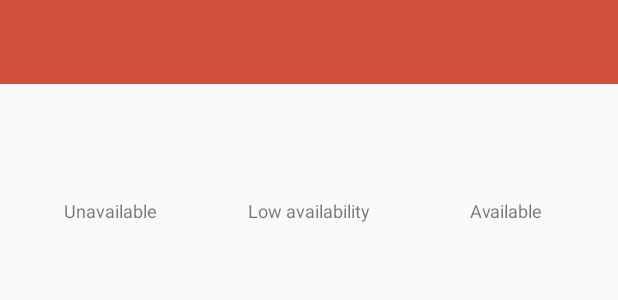
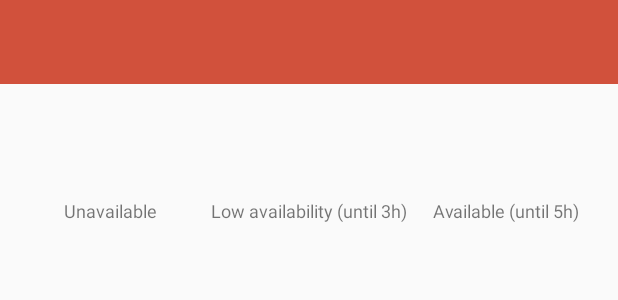
Before and after one commit to victorjatoba/SmartStudyPlan, an Android app: the layout dialog_availability.xml on its own in the app's theme, with its tools: preview values and no code run, on a phone screen of 412 x 824 dp. Shown: the top 300 px of the screen. Run offline under Robolectric (Android 15) with nearby library versions, the light colour scheme and no system bars.

Commit message:
Changed text available

```diff
--- a/app/src/main/res/values/strings.xml
+++ b/app/src/main/res/values/strings.xml
@@ -4,7 +4,7 @@
     <string name="add_max_subject_number">The max number allowed is %1$d.</string>
     <string name="afternoon">Afternoon</string>
     <string name="availability_activity">Availability</string>
-    <string name="available">Available</string>
+    <string name="available">Available (until 5h)</string>
     <string name="cancel">Cancel</string>
     <string name="continue_label">To continue</string>
     <string name="create_plan">Analysis completed successful. Creating the study plan&#8230;</string>
@@ -44,7 +44,7 @@
     <string name="intelectin_url">http://www.intelectin.com.br</string>
     <string name="learning_ease_no_period_checked">Select a period of the day</string>
     <string name="light_weight">Low</string>
-    <string name="little_available">Low availability</string>
+    <string name="little_available">Low availability (until 3h)</string>
     <string name="menu_create_new_plan">Create a new Plan</string>
     <string name="menu_edit">Edit</string>
     <string name="menu_help">Help</string>
```
Also changed, not shown: 1 other file.
